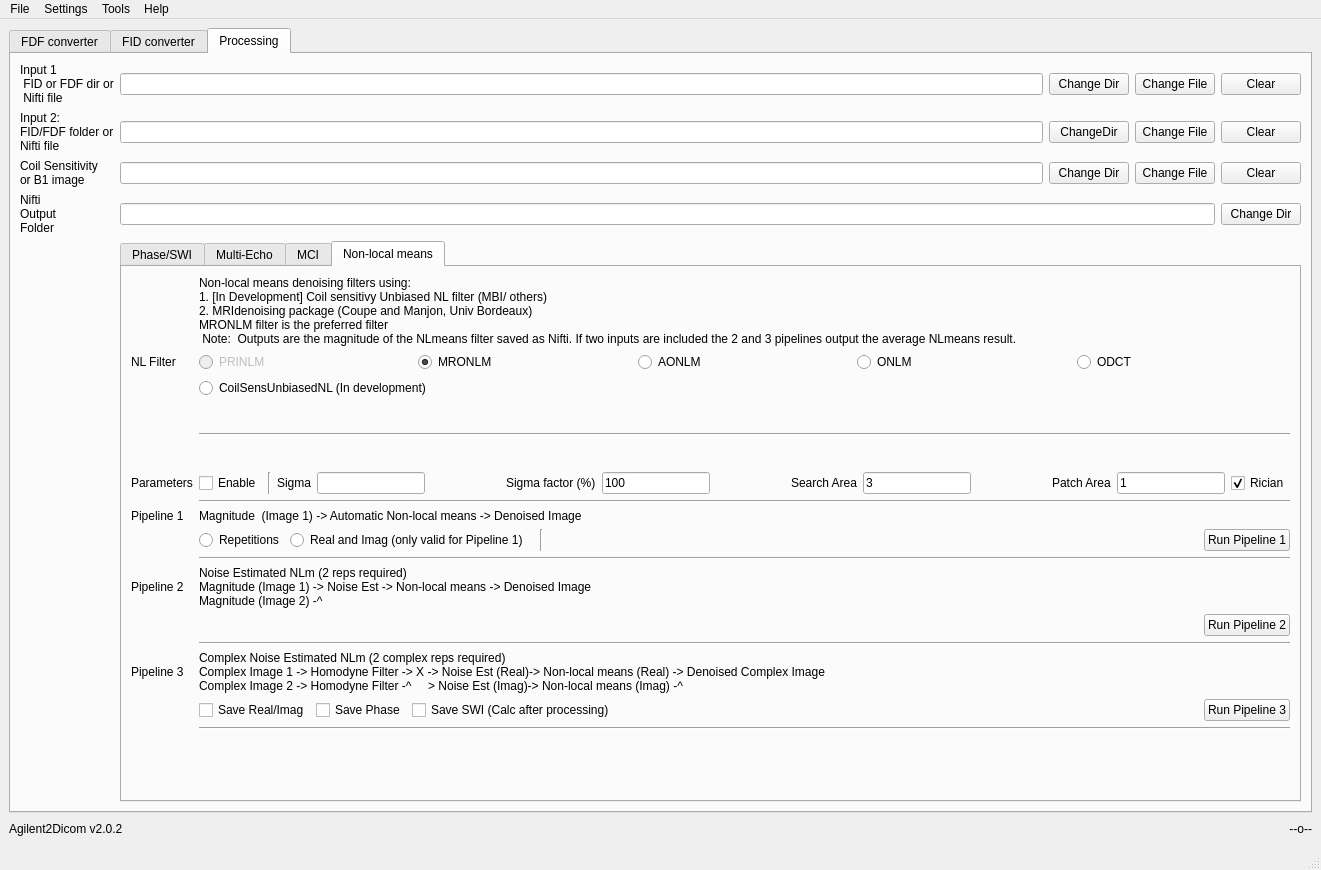
The window that Agilent2DicomQt2.ui (maeager/Agilent2Dicom) describes before a commit, drawn with Qt 5.
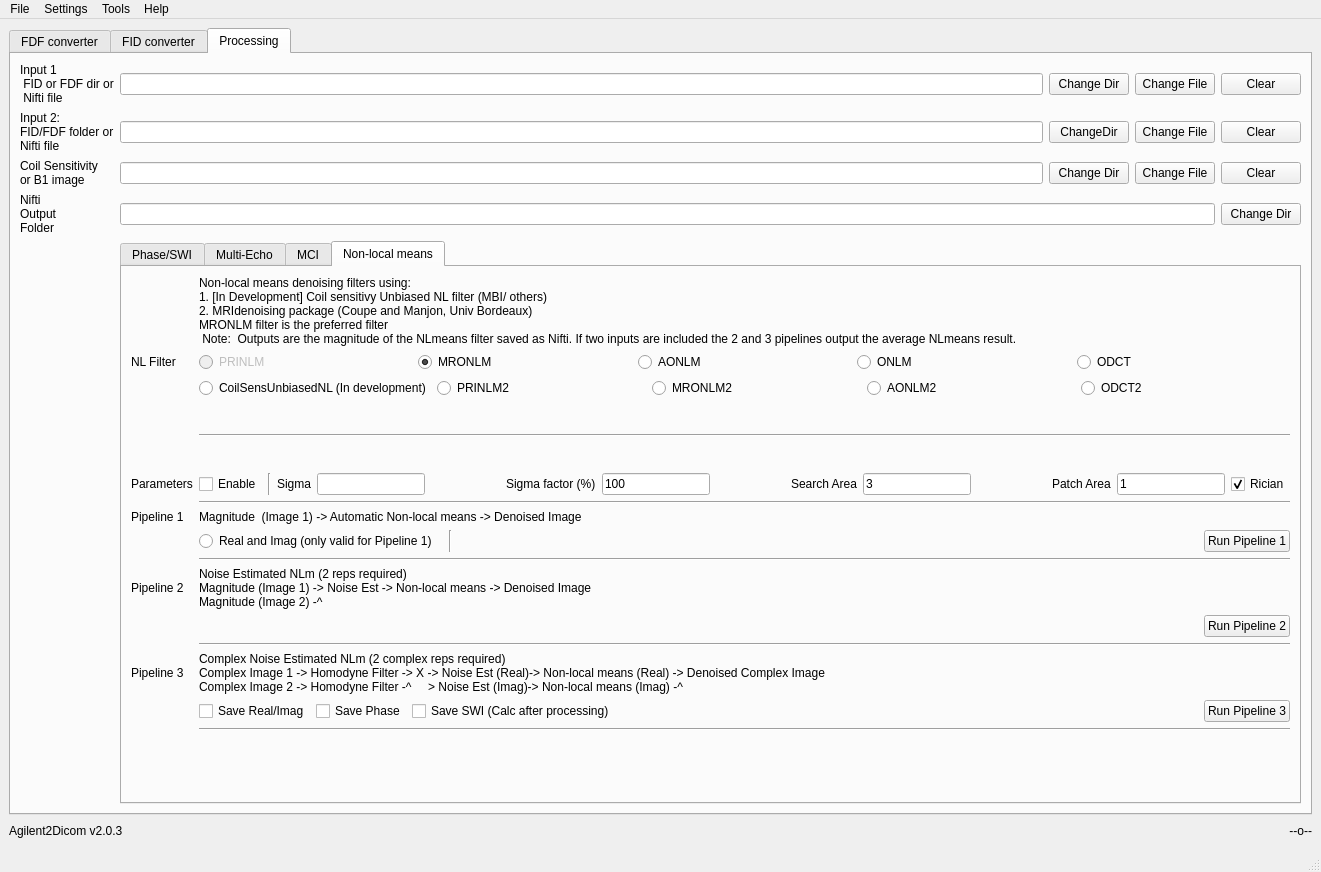
The same window after the commit.

Commit message: Update GUI - new NLmeans readio buttons

```diff
--- a/Agilent2DicomQt2.ui
+++ b/Agilent2DicomQt2.ui
@@ -7,7 +7,7 @@
     <x>0</x>
     <y>0</y>
     <width>1321</width>
-    <height>870</height>
+    <height>872</height>
    </rect>
   </property>
   <property name="windowTitle">
@@ -2356,16 +2356,6 @@
                <layout class="QGridLayout" name="gridLayout_8">
                 <item row="8" column="1">
                  <layout class="QHBoxLayout" name="horizontalLayout_20">
-                  <item>
-                   <widget class="QRadioButton" name="radioButton_NLreps">
-                    <property name="text">
-                     <string>Repetitions</string>
-                    </property>
-                    <property name="checked">
-                     <bool>true</bool>
-                    </property>
-                   </widget>
-                  </item>
                   <item>
                    <widget class="QRadioButton" name="radioButton_NLinputRI">
                     <property name="text">
@@ -2787,13 +2777,6 @@
                   </property>
                  </widget>
                 </item>
-                <item row="3" column="1">
-                 <widget class="QRadioButton" name="radioButton">
-                  <property name="text">
-                   <string>CoilSensUnbiasedNL (In development)</string>
-                  </property>
-                 </widget>
-                </item>
                 <item row="5" column="0">
                  <widget class="QLabel" name="label_52">
                   <property name="text">
@@ -2946,6 +2929,45 @@
                   </item>
                  </layout>
                 </item>
+                <item row="3" column="1">
+                 <layout class="QGridLayout" name="gridLayout_16">
+                  <item row="0" column="0">
+                   <widget class="QRadioButton" name="radioButton">
+                    <property name="text">
+                     <string>CoilSensUnbiasedNL (In development)</string>
+                    </property>
+                   </widget>
+                  </item>
+                  <item row="0" column="2">
+                   <widget class="QRadioButton" name="MRONLM2">
+                    <property name="text">
+                     <string>MRONLM2</string>
+                    </property>
+                   </widget>
+                  </item>
+                  <item row="0" column="1">
+                   <widget class="QRadioButton" name="PRINLM2">
+                    <property name="text">
+                     <string>PRINLM2</string>
+                    </property>
+                   </widget>
+                  </item>
+                  <item row="0" column="4">
+                   <widget class="QRadioButton" name="ODCT2">
+                    <property name="text">
+                     <string>ODCT2</string>
+                    </property>
+                   </widget>
+                  </item>
+                  <item row="0" column="3">
+                   <widget class="QRadioButton" name="AONLM2">
+                    <property name="text">
+                     <string>AONLM2</string>
+                    </property>
+                   </widget>
+                  </item>
+                 </layout>
+                </item>
                </layout>
               </item>
              </layout>
@@ -3002,7 +3024,7 @@
          <enum>QFrame::Sunken</enum>
         </property>
         <property name="text">
-         <string>Agilent2Dicom v2.0.2</string>
+         <string>Agilent2Dicom v2.0.3</string>
         </property>
        </widget>
       </item>
```
Left out of the diff: 6 changed lines with no effect on the pictures. The commit also changes 1 other file.
